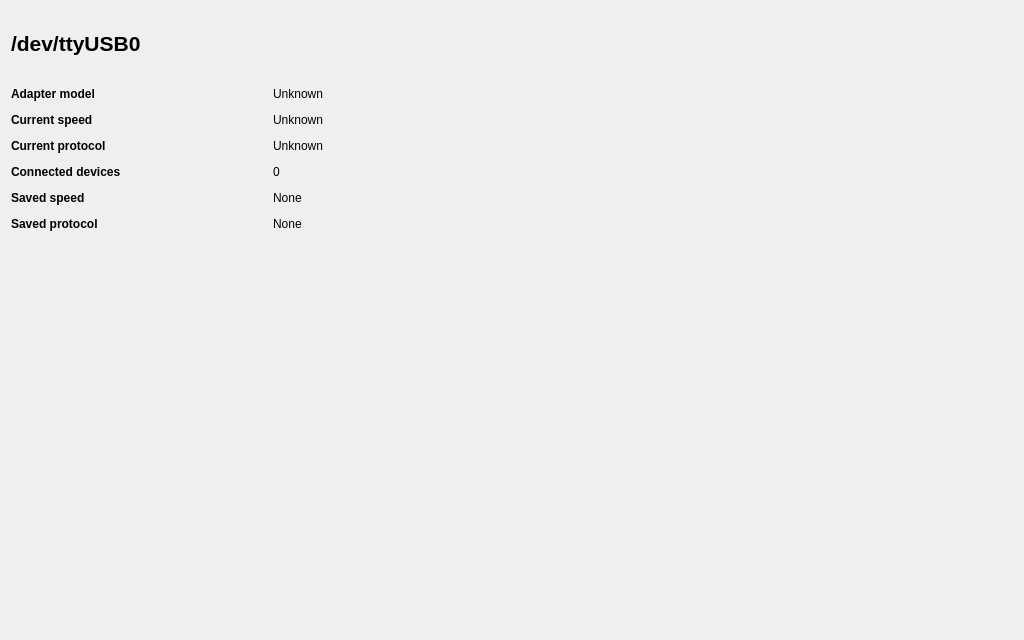
Qt form SmartServoGui/ui/tabSerial.ui (emericg/SmartServoFramework) before a commit.
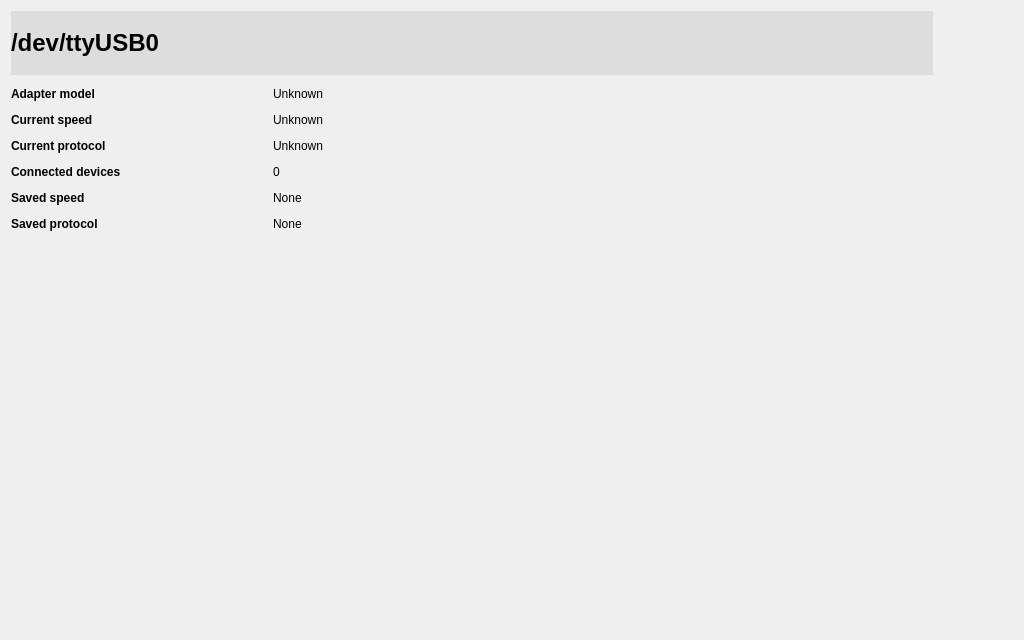
The same form after that commit. Icons and pictures are not drawn.

Commit message: GUI: update serial tab with new icons

```diff
--- a/SmartServoGui/ui/tabSerial.ui
+++ b/SmartServoGui/ui/tabSerial.ui
@@ -147,15 +147,27 @@
      </item>
      <item row="0" column="0" colspan="2">
       <layout class="QHBoxLayout" name="horizontalLayout">
+       <property name="spacing">
+        <number>16</number>
+       </property>
        <item>
         <widget class="QLabel" name="label_title">
+         <property name="maximumSize">
+          <size>
+           <width>16777215</width>
+           <height>64</height>
+          </size>
+         </property>
          <property name="font">
           <font>
-           <pointsize>16</pointsize>
+           <pointsize>18</pointsize>
            <weight>75</weight>
            <bold>true</bold>
           </font>
          </property>
+         <property name="styleSheet">
+          <string notr="true">background-color: rgb(221, 221, 221);</string>
+         </property>
          <property name="text">
           <string>/dev/ttyUSB0</string>
          </property>
```
The commit also changes 4 other files.
